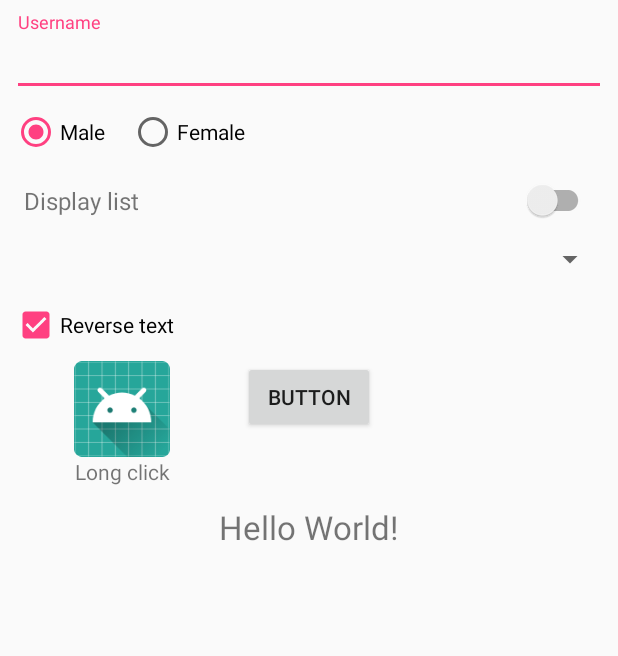
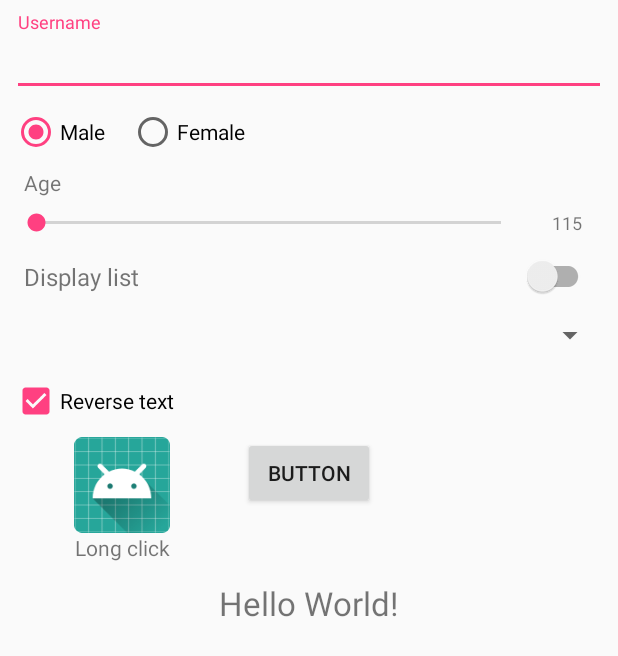
Before and after one commit to ArthurVimond/RxBindingAdapters, an Android app: the layout activity_main.xml on its own in the app's theme, with its tools: preview values and no code run, on a phone screen of 412 x 824 dp. Shown: the top 656 px of the screen. Run offline under Robolectric (Android 15) with nearby library versions, the phone set to English and light mode, and no system bars.

Commit message:
feat(sample): implement SeekBar rxProgress binding example

```diff
--- a/sample/src/main/java/fr/arthurvimond/rxbindingadapters/sample/MainActivity.kt
+++ b/sample/src/main/java/fr/arthurvimond/rxbindingadapters/sample/MainActivity.kt
@@ -5,6 +5,9 @@ import android.databinding.DataBindingUtil
 import android.os.Bundle
 import android.support.v7.app.AppCompatActivity
 import fr.arthurvimond.rxbindingadapters.sample.databinding.MainActivityBinding
+import io.reactivex.disposables.CompositeDisposable
+import io.reactivex.rxkotlin.addTo
+import kotlinx.android.synthetic.main.activity_main.*
 
 class MainActivity : AppCompatActivity() {
 
@@ -18,11 +21,35 @@ class MainActivity : AppCompatActivity() {
         ViewModelProviders.of(this).get(MainViewModel::class.java)
     }
 
+    // Rx
+    private val compositeDisposable = CompositeDisposable()
+
     override fun onCreate(savedInstanceState: Bundle?) {
         super.onCreate(savedInstanceState)
 
         // Set ViewModel
         binding.viewModel = viewModel
 
+        observeProperties()
+
     }
+
+    private fun observeProperties() {
+
+        // Age value TextView
+        viewModel.age
+                .subscribe {
+                    ageValueTextView.text = "$it"
+                }.addTo(compositeDisposable)
+    }
+
+    override fun onDestroy() {
+        disposeObservers()
+        super.onDestroy()
+    }
+
+    private fun disposeObservers() {
+        compositeDisposable.dispose()
+    }
+
 }
--- a/sample/src/main/java/fr/arthurvimond/rxbindingadapters/sample/MainViewModel.kt
+++ b/sample/src/main/java/fr/arthurvimond/rxbindingadapters/sample/MainViewModel.kt
@@ -16,6 +16,7 @@ import io.reactivex.subjects.PublishSubject
 class MainViewModel(application: Application) : AndroidViewModel(application) {
 
     val username: BehaviorSubject<String> = BehaviorSubject.createDefault("Arthur")
+    val age: BehaviorSubject<Int> = BehaviorSubject.createDefault(20)
     val listVisible: BehaviorSubject<Boolean> = BehaviorSubject.createDefault(true)
     val favoriteLanguage: BehaviorSubject<String> = BehaviorSubject.createDefault("Kotlin")
     val reverseText: BehaviorSubject<Boolean> = BehaviorSubject.createDefault(false)
@@ -35,6 +36,12 @@ class MainViewModel(application: Application) : AndroidViewModel(application) {
         username.subscribe {
             // Do any needed logic
             Log.d("TAG", "username.onNext: $it")
+        }.addTo(compositeDisposable)
+
+        // Subscribe to age
+        age.subscribe {
+            // Do any needed logic
+            Log.d("TAG", "age.onNext: $it")
         }.addTo(compositeDisposable)
 
         // Subscribe to listVisible
@@ -80,6 +87,14 @@ class MainViewModel(application: Application) : AndroidViewModel(application) {
         }.addTo(compositeDisposable)
     }
 
+    fun getMinAge(): Int {
+        return 0
+    }
+
+    fun getMaxAge(): Int {
+        return 115
+    }
+
     fun getLanguageList(): List<String> {
         return listOf("Kotlin", "Java", "Swift", "Dart", "JavaScript")
     }
--- a/sample/src/main/res/layout/activity_main.xml
+++ b/sample/src/main/res/layout/activity_main.xml
@@ -73,28 +73,64 @@
 
                 </RadioGroup>
 
+                <TextView
+                    android:id="@+id/ageTitleTextView"
+                    android:layout_width="0dp"
+                    android:layout_height="wrap_content"
+                    android:layout_marginStart="16dp"
+                    android:layout_marginTop="8dp"
+                    android:text="@string/age"
+                    app:layout_constraintStart_toStartOf="parent"
+                    app:layout_constraintTop_toBottomOf="@+id/genderRadioGroup" />
+
+                <TextView
+                    android:id="@+id/ageValueTextView"
+                    android:layout_width="30dp"
+                    android:layout_height="wrap_content"
+                    android:layout_marginEnd="24dp"
+                    android:gravity="end"
+                    android:textSize="12sp"
+                    app:layout_constraintBottom_toBottomOf="@+id/ageSeekBar"
+                    app:layout_constraintEnd_toEndOf="parent"
+                    app:layout_constraintTop_toTopOf="@+id/ageSeekBar"
+                    tools:text="115" />
+
+                <SeekBar
+                    android:id="@+id/ageSeekBar"
+                    android:layout_width="0dp"
+                    android:layout_height="wrap_content"
+                    android:layout_marginEnd="8dp"
+                    android:layout_marginStart="8dp"
+                    android:layout_marginTop="8dp"
+                    app:layout_constraintEnd_toStartOf="@+id/ageValueTextView"
+                    app:layout_constraintStart_toStartOf="parent"
+                    app:layout_constraintTop_toBottomOf="@+id/ageTitleTextView"
+                    app:rxMax="@{viewModel.getMaxAge}"
+                    app:rxMin="@{viewModel.getMinAge}"
+                    app:rxProgress="@{viewModel.age}" />
+
+                <TextView
+                    android:id="@+id/displayListTitleTextView"
+                    android:layout_width="0dp"
+                    android:layout_height="wrap_content"
+                    android:layout_marginEnd="16dp"
+                    android:layout_marginStart="16dp"
+                    android:layout_marginTop="16dp"
+                    android:text="@string/listSwitchTitleLabel"
+                    android:textSize="16sp"
+                    app:layout_constraintEnd_toStartOf="@+id/displaySwitch"
+                    app:layout_constraintStart_toStartOf="parent"
+                    app:layout_constraintTop_toBottomOf="@+id/ageSeekBar" />
+
                 <android.support.v7.widget.SwitchCompat
                     android:id="@+id/displaySwitch"
                     android:layout_width="wrap_content"
                     android:layout_height="wrap_content"
                     android:layout_marginEnd="16dp"
-                    android:layout_marginTop="16dp"
+                    app:layout_constraintBottom_toBottomOf="@+id/displayListTitleTextView"
                     app:layout_constraintEnd_toEndOf="parent"
-                    app:layout_constraintTop_toBottomOf="@+id/genderRadioGroup"
+                    app:layout_constraintTop_toTopOf="@id/displayListTitleTextView"
                     app:rxChecked="@{viewModel.listVisible}" />
-
-                <TextView
-                    android:id="@+id/textView"
-                    android:layout_width="0dp"
-                    android:layout_height="wrap_content"
-                    android:layout_marginEnd="16dp"
-                    android:layout_marginStart="16dp"
-                    android:text="@string/listSwitchTitleLabel"
-                    android:textSize="16sp"
-                    app:layout_constraintBottom_toBottomOf="@+id/displaySwitch"
-                    app:layout_constraintEnd_toStartOf="@+id/displaySwitch"
-                    app:layout_constraintStart_toStartOf="parent"
-                    app:layout_constraintTop_toTopOf="@+id/displaySwitch" />
 
                 <android.support.v7.widget.AppCompatSpinner
                     android:id="@+id/languageSpinner"
@@ -105,7 +141,7 @@
                     android:layout_marginTop="16dp"
                     app:layout_constraintEnd_toEndOf="parent"
                     app:layout_constraintStart_toStartOf="parent"
-                    app:layout_constraintTop_toBottomOf="@+id/textView"
+                    app:layout_constraintTop_toBottomOf="@+id/displayListTitleTextView"
                     app:rxItem="@{viewModel.favoriteLanguage}"
                     app:rxItems="@{viewModel.getLanguageList()}" />
 
--- a/sample/src/main/res/values/strings.xml
+++ b/sample/src/main/res/values/strings.xml
@@ -1,6 +1,7 @@
 <resources>
     <string name="app_name">RxBindingAdapters</string>
     <string name="username">Username</string>
+    <string name="age">Age</string>
     <string name="listSwitchTitleLabel">Display list</string>
     <string name="button">Button</string>
     <string name="reverseText">Reverse text</string>
```
